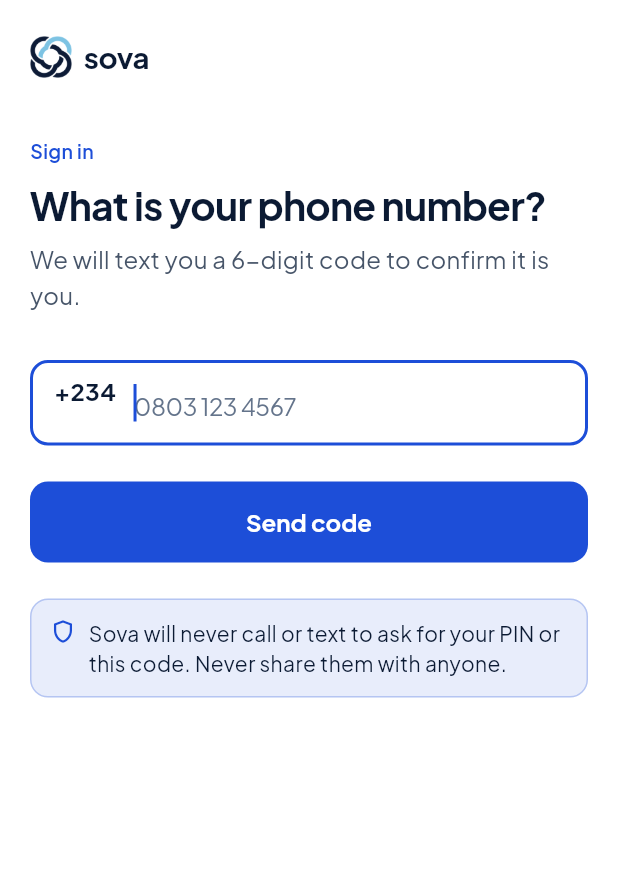
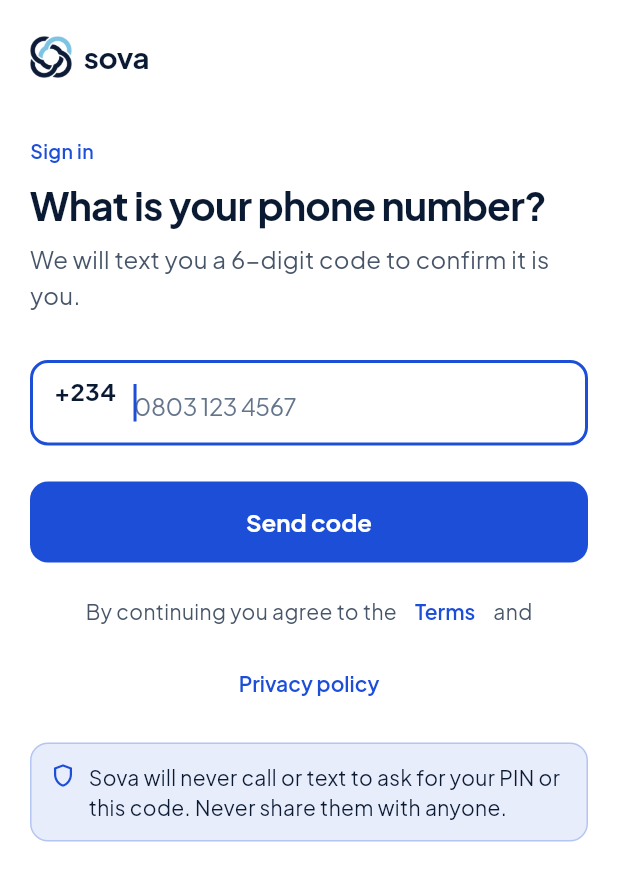
Before and after one commit to adeyanjufuhad/Sova, a Flutter app: the PhoneScreen screen opened by its route, on a phone screen of 412 x 824 dp. Shown: the top 881 px of the screen. Run offline on Flutter 3.47's test engine with Material 3 defaults, Android fonts, the phone set to English and light mode, and no system bars; our stand-ins replace flutter_riverpod, flutter_secure_storage, go_router, image_picker, share_plus, web; accounts and stored records are empty.

Commit message:
Link the terms and privacy policy from the phone sign-in screen

```diff
--- a/app/lib/features/auth/phone_screen.dart
+++ b/app/lib/features/auth/phone_screen.dart
@@ -1,6 +1,7 @@
 import 'package:flutter/material.dart';
 import 'package:flutter/services.dart';
 import 'package:flutter_riverpod/flutter_riverpod.dart';
+import 'package:url_launcher/url_launcher.dart';
 
 import '../../core/format.dart';
 import '../../core/theme/theme.dart';
@@ -44,6 +45,9 @@ class _PhoneScreenState extends ConsumerState<PhoneScreen> {
     }
   }
 
+  /// The terms and privacy policy live on the website.
+  void _open(String page) => launchUrl(Uri.parse('$siteUrl/$page/'), mode: LaunchMode.externalApplication);
+
   @override
   Widget build(BuildContext context) {
     return Scaffold(
@@ -84,7 +88,18 @@ class _PhoneScreenState extends ConsumerState<PhoneScreen> {
                   ? const SizedBox.square(dimension: 22, child: CircularProgressIndicator(strokeWidth: 2.5, color: SovaColors.white))
                   : const Text('Send code'),
             ),
-            const SizedBox(height: SovaSpacing.xl2),
+            const SizedBox(height: SovaSpacing.sm),
+            Wrap(
+              alignment: WrapAlignment.center,
+              crossAxisAlignment: WrapCrossAlignment.center,
+              children: [
+                const Text('By continuing you agree to the', style: SovaText.bodySmall),
+                TextButton(onPressed: () => _open('terms'), child: const Text('Terms')),
+                const Text('and', style: SovaText.bodySmall),
+                TextButton(onPressed: () => _open('privacy'), child: const Text('Privacy policy')),
+              ],
+            ),
+            const SizedBox(height: SovaSpacing.lg),
             const NoticeBox(
               'Sova will never call or text to ask for your PIN or this code. Never share them with anyone.',
               icon: Icons.shield_outlined,
```
